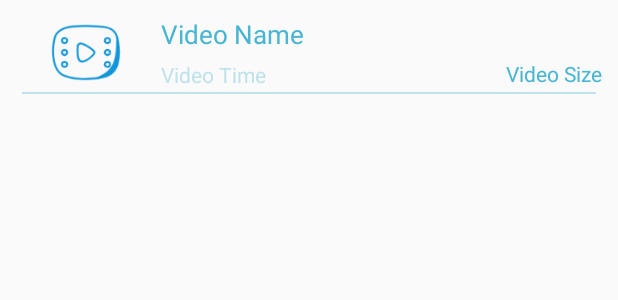
After one commit to Eivra/my_video, an Android app: the layout view_item.xml on its own in the app's theme, with its tools: preview values and no code run, on a phone screen of 412 x 824 dp. The commit adds this screen. Shown: the top 300 px of the screen. Run offline under Robolectric (Android 15) with nearby library versions, the phone set to English and light mode, and no system bars.

Commit message:
载入视频

```diff
--- /dev/null
+++ b/app/src/main/res/layout/view_item.xml
@@ -0,0 +1,54 @@
+<?xml version="1.0" encoding="utf-8"?>
+<RelativeLayout
+    xmlns:android="http://schemas.android.com/apk/res/android"
+    android:layout_width="match_parent"
+    android:padding="7dp"
+    android:layout_height="70dp">
+    <ImageView
+        android:id="@+id/iv_image"
+        android:src="@drawable/video"
+        android:layout_width="100dp"
+        android:layout_height="100dp" />
+
+    <LinearLayout
+        android:layout_toRightOf="@+id/iv_image"
+        android:layout_centerVertical="true"
+        android:orientation="vertical"
+        android:gravity="center_vertical"
+        android:layout_width="wrap_content"
+        android:layout_height="wrap_content">
+        <TextView
+            android:id="@+id/tv_videoName"
+            android:textSize="17dp"
+            android:textColor="#48B5D3"
+            android:text="Video Name"
+            android:layout_width="wrap_content"
+            android:layout_height="wrap_content" />
+        <TextView
+            android:id="@+id/tv_videoTime"
+            android:layout_marginTop="5dp"
+            android:textSize="14dp"
+            android:textColor="#5548B5D3"
+            android:text="Video Time"
+            android:layout_width="wrap_content"
+            android:layout_height="wrap_content" />
+    </LinearLayout>
+    <TextView
+        android:id="@+id/tv_videoSize"
+        android:textSize="14dp"
+        android:textColor="#48B5D3"
+        android:layout_alignParentBottom="true"
+        android:layout_alignParentRight="true"
+        android:layout_marginRight="3dp"
+        android:layout_marginBottom="4dp"
+        android:text="Video Size"
+        android:layout_width="wrap_content"
+        android:layout_height="wrap_content" />
+    <View
+        android:layout_marginLeft="7dp"
+        android:layout_marginRight="7dp"
+        android:background="#5548B5D3"
+        android:layout_alignParentBottom="true"
+        android:layout_width="match_parent"
+        android:layout_height="1dp"/>
+</RelativeLayout>
```
Also changed, not shown: app/src/main/java/com/example/my_video/page/VideoPage.java (+69 -4 lines), app/src/main/java/com/example/my_video/utils/TimeUtils.java (added, +32 -0 lines), app/src/main/res/drawable-xhdpi/video.png (added).
